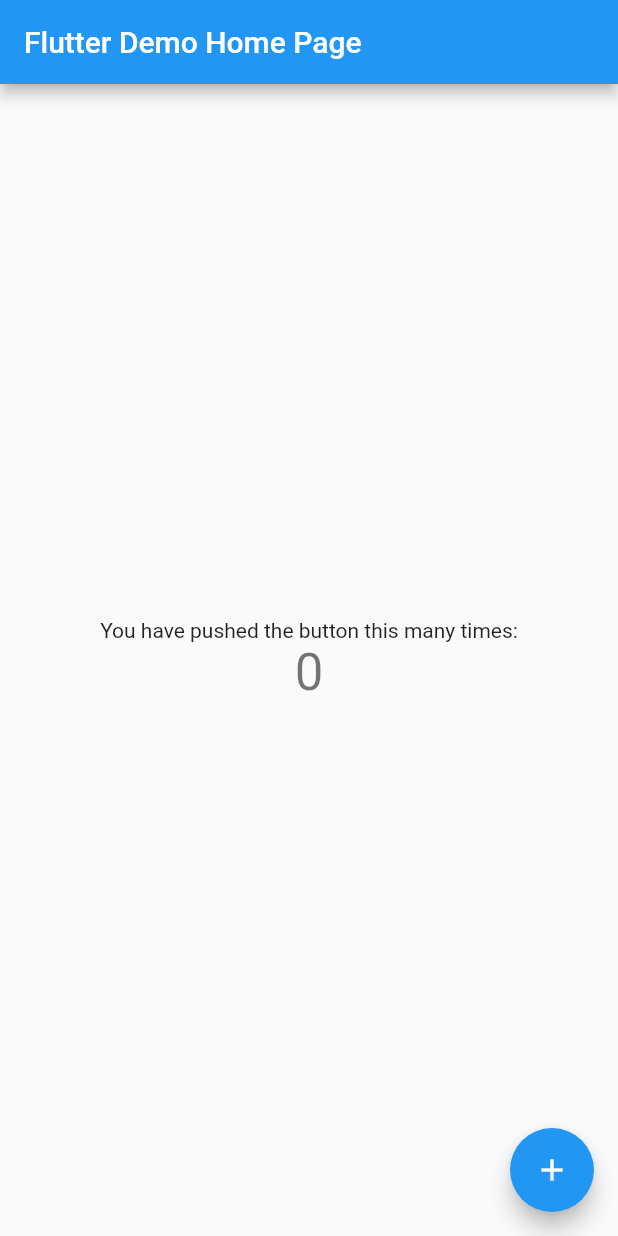
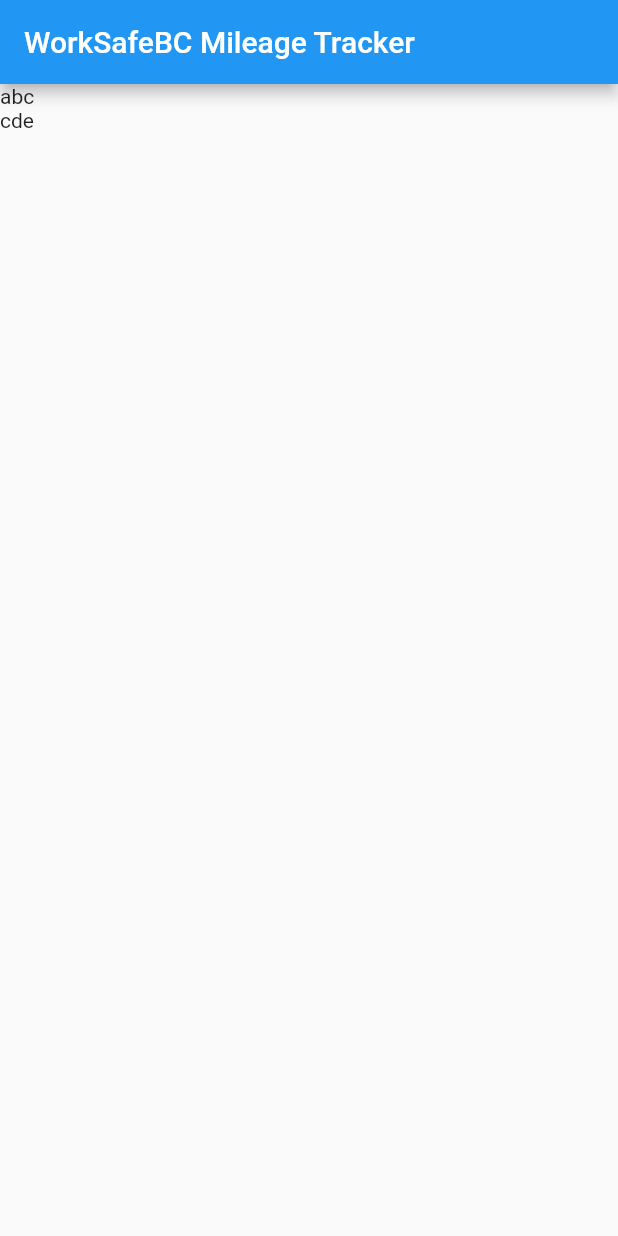
Before and after one commit to SheaJanke/Mileage-Tracker, a Flutter app: the screen it shows after launch, on a phone screen of 412 x 824 dp. Run offline on Flutter 3.47's test engine with Material 2 defaults, Android fonts, the light colour scheme and no system bars.

Commit message:
Playing around with flutter / dart.

```diff
--- /dev/null
+++ b/lib/TripList.dart
@@ -0,0 +1,22 @@
+import 'package:flutter/material.dart';
+
+class TripList extends StatefulWidget {
+  const TripList({Key? key}) : super(key: key);
+
+  @override
+  State<TripList> createState() => _TripListState();
+}
+
+class _TripListState extends State<TripList> {
+  List<String> _trips = <String>['abc', 'cde'];
+
+  @override
+  Widget build(BuildContext context) {
+    return ListView.builder(
+      itemCount: _trips.length,
+      itemBuilder: (BuildContext context, int index) {
+        return Text(_trips[index]);
+      }
+    );
+  }
+}
--- a/lib/main.dart
+++ b/lib/main.dart
@@ -1,4 +1,5 @@
 import 'package:flutter/material.dart';
+import 'package:mileage_tracker/TripList.dart';
 
 void main() {
   runApp(const MyApp());
@@ -7,109 +8,19 @@
 class MyApp extends StatelessWidget {
   const MyApp({Key? key}) : super(key: key);
 
-  // This widget is the root of your application.
   @override
   Widget build(BuildContext context) {
     return MaterialApp(
-      title: 'Flutter Demo',
+      title: 'WorkSafeBC Mileage Tracker',
       theme: ThemeData(
-        // This is the theme of your application.
-        //
-        // Try running your application with "flutter run". You'll see the
-        // application has a blue toolbar. Then, without quitting the app, try
-        // changing the primarySwatch below to Colors.green and then invoke
-        // "hot reload" (press "r" in the console where you ran "flutter run",
-        // or simply save your changes to "hot reload" in a Flutter IDE).
-        // Notice that the counter didn't reset back to zero; the application
-        // is not restarted.
         primarySwatch: Colors.blue,
       ),
-      home: const MyHomePage(title: 'Flutter Demo Home Page'),
+      home: Scaffold(
+        appBar: AppBar(
+          title: const Text('WorkSafeBC Mileage Tracker'),
+        ),
+        body: const TripList(),
+      ),
     );
   }
 }
-
-class MyHomePage extends StatefulWidget {
-  const MyHomePage({Key? key, required this.title}) : super(key: key);
-
-  // This widget is the home page of your application. It is stateful, meaning
-  // that it has a State object (defined below) that contains fields that affect
-  // how it looks.
-
-  // This class is the configuration for the state. It holds the values (in this
-  // case the title) provided by the parent (in this case the App widget) and
-  // used by the build method of the State. Fields in a Widget subclass are
-  // always marked "final".
-
-  final String title;
-
-  @override
-  State<MyHomePage> createState() => _MyHomePageState();
-}
-
-class _MyHomePageState extends State<MyHomePage> {
-  int _counter = 0;
-
-  void _incrementCounter() {
-    setState(() {
-      // This call to setState tells the Flutter framework that something has
-      // changed in this State, which causes it to rerun the build method below
-      // so that the display can reflect the updated values. If we changed
-      // _counter without calling setState(), then the build method would not be
-      // called again, and so nothing would appear to happen.
-      _counter++;
-    });
-  }
-
-  @override
-  Widget build(BuildContext context) {
-    // This method is rerun every time setState is called, for instance as done
-    // by the _incrementCounter method above.
-    //
-    // The Flutter framework has been optimized to make rerunning build methods
-    // fast, so that you can just rebuild anything that needs updating rather
-    // than having to individually change instances of widgets.
-    return Scaffold(
-      appBar: AppBar(
-        // Here we take the value from the MyHomePage object that was created by
-        // the App.build method, and use it to set our appbar title.
-        title: Text(widget.title),
-      ),
-      body: Center(
-        // Center is a layout widget. It takes a single child and positions it
-        // in the middle of the parent.
-        child: Column(
-          // Column is also a layout widget. It takes a list of children and
-          // arranges them vertically. By default, it sizes itself to fit its
-          // children horizontally, and tries to be as tall as its parent.
-          //
-          // Invoke "debug painting" (press "p" in the console, choose the
-          // "Toggle Debug Paint" action from the Flutter Inspector in Android
-          // Studio, or the "Toggle Debug Paint" command in Visual Studio Code)
-          // to see the wireframe for each widget.
-          //
-          // Column has various properties to control how it sizes itself and
-          // how it positions its children. Here we use mainAxisAlignment to
-          // center the children vertically; the main axis here is the vertical
-          // axis because Columns are vertical (the cross axis would be
-          // horizontal).
-          mainAxisAlignment: MainAxisAlignment.center,
-          children: <Widget>[
-            const Text(
-              'You have pushed the button this many times:',
-            ),
-            Text(
-              '$_counter',
-              style: Theme.of(context).textTheme.headline4,
-            ),
-          ],
-        ),
-      ),
-      floatingActionButton: FloatingActionButton(
-        onPressed: _incrementCounter,
-        tooltip: 'Increment',
-        child: const Icon(Icons.add),
-      ), // This trailing comma makes auto-formatting nicer for build methods.
-    );
-  }
-}
```
